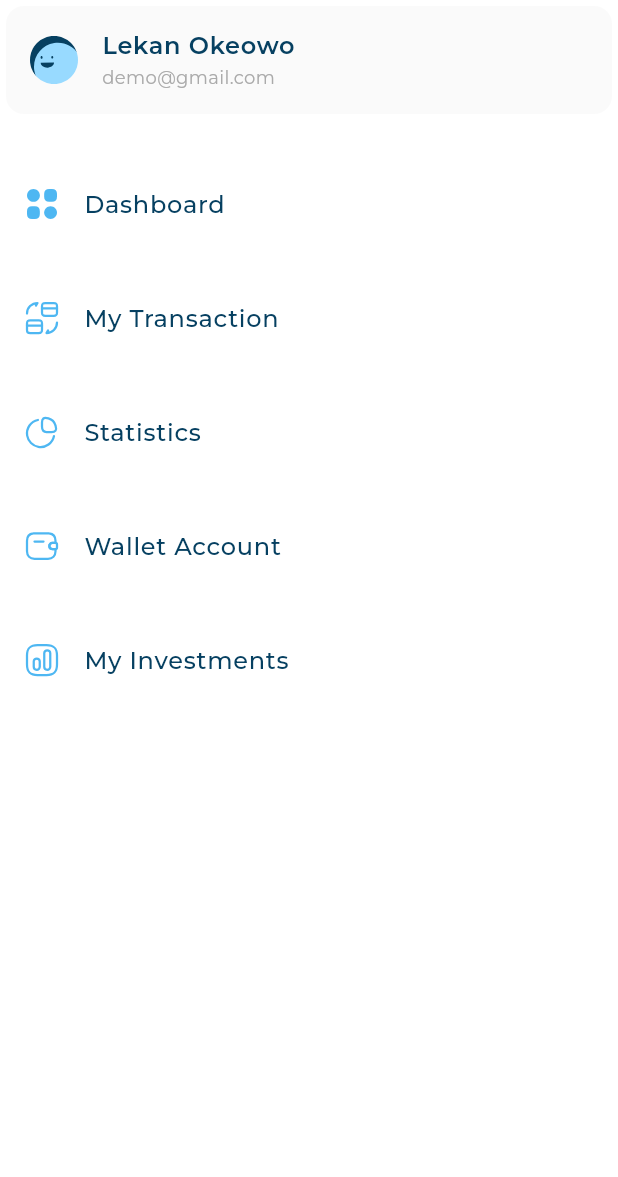
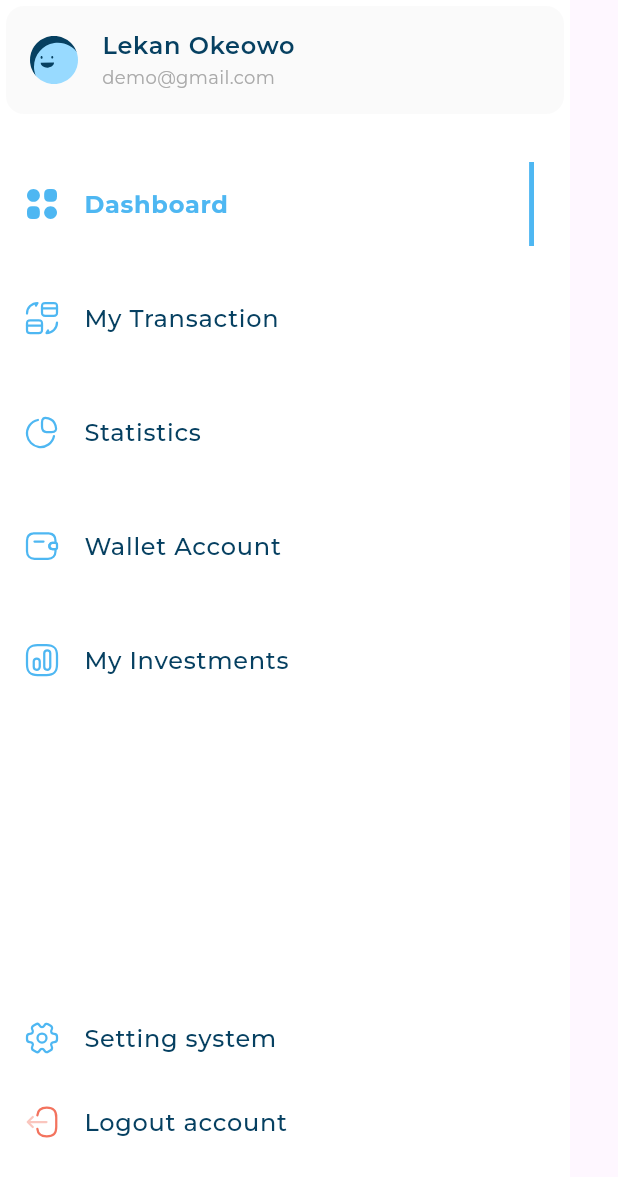
Before and after one commit to Bahnooos/responsive-dash-board, a Flutter app: the DashboardDesktopLayout screen opened directly, on a phone screen of 412 x 824 dp. Shown: the top 1177 px of the screen. Run offline on Flutter 3.47's test engine with Material 3 defaults, Android fonts, the phone set to English and light mode, and no system bars; our stand-ins replace flutter_svg; project files that could hold a hidden picture were left out.

Commit message:
custom drawer done

```diff
--- /dev/null
+++ b/lib/features/dash_board_feature/presentation/widgets/active_and_inactive_item.dart
@@ -0,0 +1,50 @@
+
+import 'package:dash_board/features/dash_board_feature/presentation/models/drawer_item_model.dart';
+import 'package:flutter/material.dart';
+import 'package:flutter_svg/svg.dart';
+
+import '../../../../core/utils/app_style.dart';
+
+class InActiveDrawerItem extends StatelessWidget {
+  const InActiveDrawerItem({
+    super.key,
+    required this.drawerItemModel,
+  });
+
+  final DrawerItemModel drawerItemModel;
+
+  @override
+  Widget build(BuildContext context) {
+    return ListTile(
+      leading: SvgPicture.asset(drawerItemModel.image),
+      title: Text(
+        drawerItemModel.title,
+        style: AppStyle.styleMedium16,
+      ),
+    );
+  }
+}
+
+class ActiveDrawerItem extends StatelessWidget {
+  const ActiveDrawerItem({
+    super.key,
+    required this.drawerItemModel,
+  });
+
+  final DrawerItemModel drawerItemModel;
+
+  @override
+  Widget build(BuildContext context) {
+    return ListTile(
+      leading: SvgPicture.asset(drawerItemModel.image),
+      title: Text(
+        drawerItemModel.title,
+        style: AppStyle.styleBold16,
+      ),
+      trailing: Container(
+        width: 3.27,
+        decoration: const BoxDecoration(color: Color(0xff4EB7F2)),
+      ),
+    );
+  }
+}
--- /dev/null
+++ b/lib/features/dash_board_feature/presentation/widgets/all_expenses.dart
@@ -0,0 +1,10 @@
+import 'package:flutter/material.dart';
+
+class AllExpenses extends StatelessWidget {
+  const AllExpenses({super.key});
+
+  @override
+  Widget build(BuildContext context) {
+    return const Placeholder();
+  }
+}
--- a/lib/features/dash_board_feature/presentation/widgets/custom_drawer.dart
+++ b/lib/features/dash_board_feature/presentation/widgets/custom_drawer.dart
@@ -1,46 +1,51 @@
 import 'package:dash_board/core/utils/app_images.dart';
 import 'package:dash_board/features/dash_board_feature/presentation/models/drawer_item_model.dart';
+import 'package:dash_board/features/dash_board_feature/presentation/widgets/active_and_inactive_item.dart';
 import 'package:flutter/material.dart';
 
 import 'custom_user_info_list_tile.dart';
-import 'drawer_item.dart';
+
+import 'drawer_list_view.dart';
 
 class CustomDrawer extends StatelessWidget {
   const CustomDrawer({super.key});
-
-  static const List<DrawerItemModel> items = [
-    DrawerItemModel(title: 'Dashboard', image: Assets.imagesDashBoard),
-    DrawerItemModel(title: 'My Transaction', image: Assets.imagesConvertCard),
-    DrawerItemModel(title: 'Statistics', image: Assets.imagesStatistics),
-    DrawerItemModel(title: 'Wallet Account', image: Assets.imagesWalletAccount),
-    DrawerItemModel(title: 'My Investments', image: Assets.imagesInvestment),
-  ];
 
   @override
   Widget build(BuildContext context) {
     return Container(
       color: Colors.white,
-      child: Column(
-        children: [
-          const UserInfoListTile(
-            image: Assets.imagesAvatar3,
-            title: 'Lekan Okeowo',
-            subtitle: 'demo@gmail.com',
+      child: const CustomScrollView(
+        slivers: [
+          SliverToBoxAdapter(
+            child: UserInfoListTile(
+              image: Assets.imagesAvatar3,
+              title: 'Lekan Okeowo',
+              subtitle: 'demo@gmail.com',
+            ),
           ),
-          const SizedBox(
-            height: 8,
+          SliverToBoxAdapter(
+            child: SizedBox(
+              height: 8,
+            ),
           ),
-          ListView.builder(
-            shrinkWrap: true,
-            physics: const NeverScrollableScrollPhysics(),
-            itemCount: items.length,
-            itemBuilder: (context, index) {
-               return Padding(
-                  padding: const EdgeInsets.only(top: 20),
-                  child:  DrawerItem(drawerItemModel: items[index]),
-                );
-                }
-          ),
+          DrawerListView(),
+          SliverFillRemaining(
+            hasScrollBody: false,
+            child: Column(
+              children: [
+                Expanded(child: SizedBox(height: 20,)),
+                InActiveDrawerItem(
+                    drawerItemModel: DrawerItemModel(
+                        title: 'Setting system', image: Assets.imagesSetting)),
+                InActiveDrawerItem(
+                    drawerItemModel: DrawerItemModel(
+                        title: 'Logout account', image: Assets.imagesLogout)),
+                SizedBox(
+                  height: 48,
+                ),
+              ],
+            ),
+          )
         ],
       ),
     );
--- a/lib/features/dash_board_feature/presentation/widgets/dashboard_desktop_layout.dart
+++ b/lib/features/dash_board_feature/presentation/widgets/dashboard_desktop_layout.dart
@@ -9,7 +9,8 @@ class DashboardDesktopLayout extends StatelessWidget {
     return const Scaffold(
       body:  Row(
         children: [
-          Expanded(child: CustomDrawer())
+          Expanded(child: CustomDrawer()),
+          SizedBox(width: 32,),
         ],
       ),
     );
--- a/lib/features/dash_board_feature/presentation/widgets/drawer_item.dart
+++ b/lib/features/dash_board_feature/presentation/widgets/drawer_item.dart
@@ -1,16 +1,17 @@
-import 'package:dash_board/core/utils/app_style.dart';
 import 'package:dash_board/features/dash_board_feature/presentation/models/drawer_item_model.dart';
 import 'package:flutter/material.dart';
-import 'package:flutter_svg/svg.dart';
+
+import 'active_and_inactive_item.dart';
 
 class DrawerItem extends StatelessWidget {
-  const DrawerItem({super.key, required this.drawerItemModel});
+  const DrawerItem(
+      {super.key, required this.drawerItemModel, required this.isActive});
   final DrawerItemModel drawerItemModel;
+  final bool isActive;
   @override
   Widget build(BuildContext context) {
-    return ListTile(
-      leading: SvgPicture.asset(drawerItemModel.image),
-      title: Text(drawerItemModel.title,style: AppStyle.styleMedium16,),
-    );
+    return isActive
+        ? ActiveDrawerItem(drawerItemModel: drawerItemModel)
+        : InActiveDrawerItem(drawerItemModel: drawerItemModel);
   }
 }
--- /dev/null
+++ b/lib/features/dash_board_feature/presentation/widgets/drawer_list_view.dart
@@ -0,0 +1,51 @@
+import 'package:dash_board/features/dash_board_feature/presentation/models/drawer_item_model.dart';
+import 'package:flutter/material.dart';
+
+import '../../../../core/utils/app_images.dart';
+import 'drawer_item.dart';
+
+class DrawerListView extends StatefulWidget {
+  const DrawerListView({
+    super.key,
+
+  });
+
+
+
+  @override
+  State<DrawerListView> createState() => _DrawerListViewState();
+}
+
+class _DrawerListViewState extends State<DrawerListView> {
+   final List<DrawerItemModel> items = [
+   const DrawerItemModel(title: 'Dashboard', image: Assets.imagesDashBoard),
+   const DrawerItemModel(title: 'My Transaction', image: Assets.imagesConvertCard),
+   const DrawerItemModel(title: 'Statistics', image: Assets.imagesStatistics),
+   const DrawerItemModel(title: 'Wallet Account', image: Assets.imagesWalletAccount),
+  const  DrawerItemModel(title: 'My Investments', image: Assets.imagesInvestment),
+  ];
+
+  int activeIndex=0;
+  @override
+  Widget build(BuildContext context) {
+    return SliverList.builder(
+
+      itemCount: items.length,
+      itemBuilder: (context, index) {
+         return GestureDetector(
+          onTap: () {
+            if (activeIndex !=index) {
+              setState(() {
+                activeIndex=index;
+              });
+            }
+          },
+           child: Padding(
+              padding: const EdgeInsets.only(top: 20),
+              child:  DrawerItem(drawerItemModel: items[index],isActive: activeIndex==index,),
+            ),
+         );
+          }
+    );
+  }
+}
```
